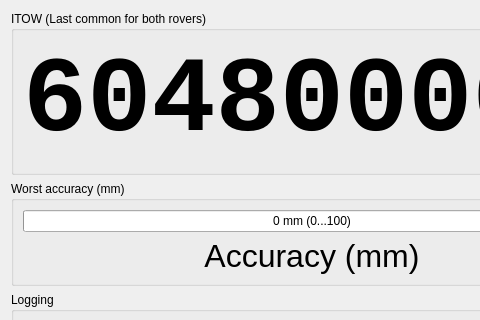
Old version of the form essentialsform.ui in the repository GNSS-Stylist/GNSS-Stylus; both pictures show x 0 to 480 and y 0 to 320 of the 960 by 571 pixel window.
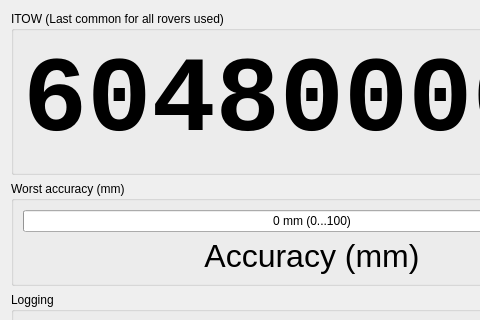
New version of the form. Custom widgets are drawn as their Qt base class.

Commit message: Minor UI and default value tuning

Diff of the .ui file:
```diff
--- a/essentialsform.ui
+++ b/essentialsform.ui
@@ -19,7 +19,7 @@
      <item>
       <widget class="QGroupBox" name="groupBox_iTOW_Combined">
        <property name="title">
-        <string>ITOW (Last common for both rovers)</string>
+        <string>ITOW (Last common for all rovers used)</string>
        </property>
        <layout class="QVBoxLayout" name="verticalLayout">
         <item>
```
The commit also changes 2 other files.
